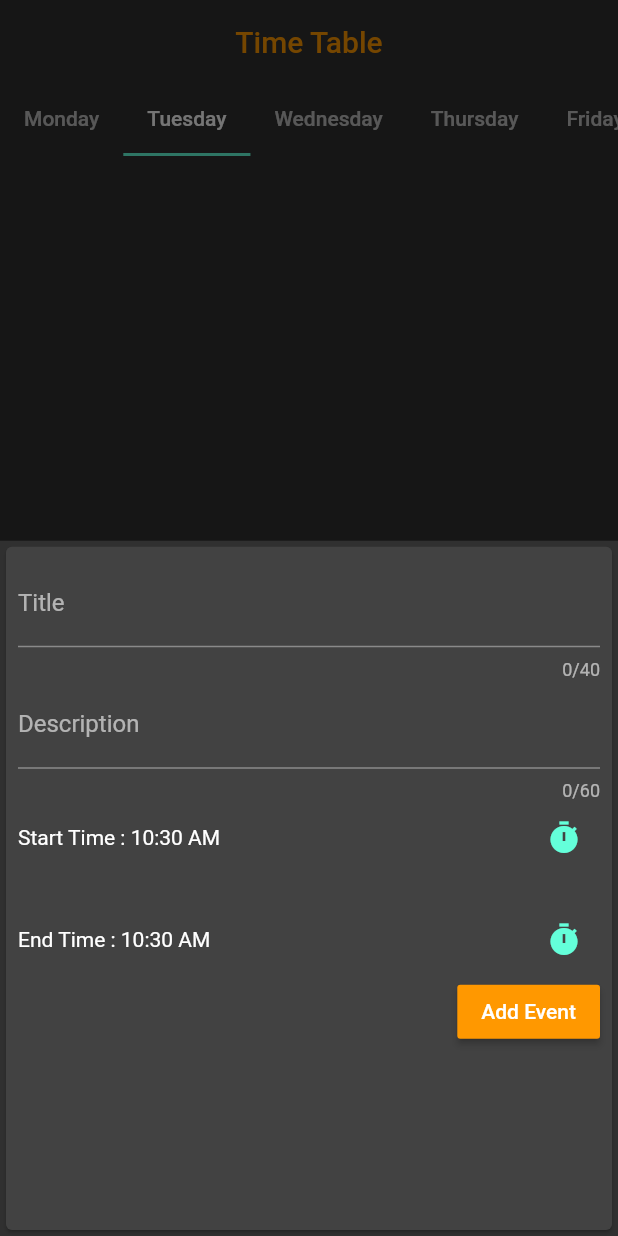
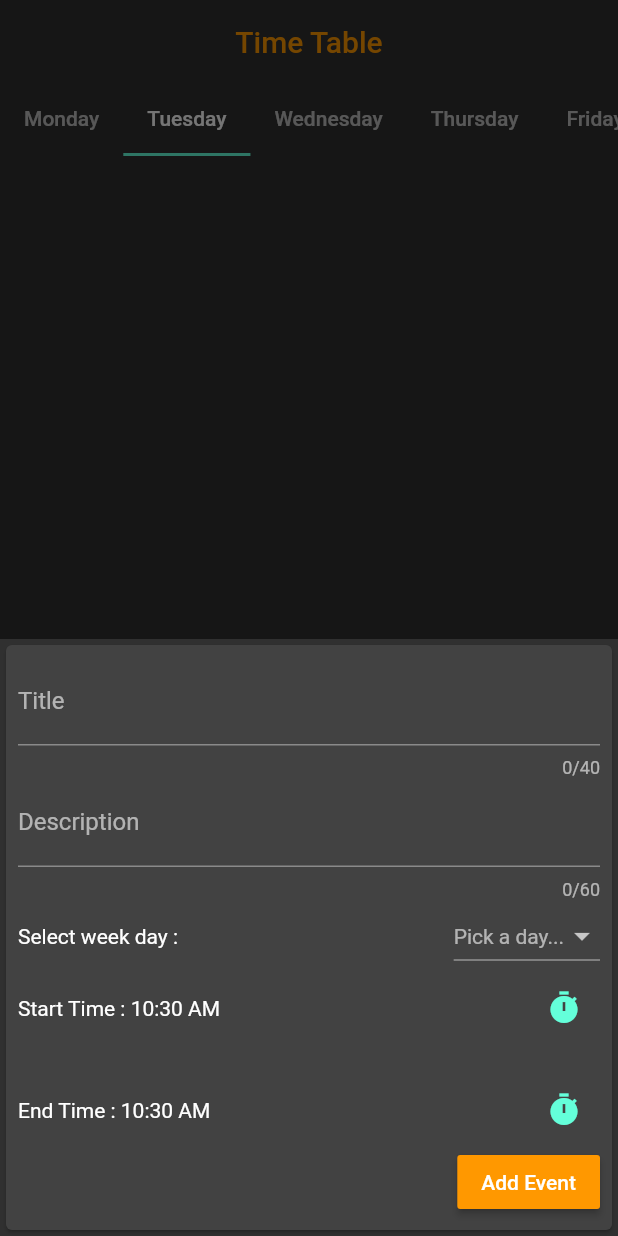
Before and after one commit to Raunakk02/time_table, a Flutter app: the screen it shows after launch, after a tap on the "note add" icon, on a phone screen of 412 x 824 dp. Run offline on Flutter 3.47's test engine with Material 2 defaults, Android fonts, the phone set to English and light mode, and no system bars; missing offline and left inert: android_alarm_manager.

Commit message:
added dropdown and moved floatingButton + Related logic to tabs_screen

```diff
--- a/lib/main.dart
+++ b/lib/main.dart
@@ -1,15 +1,27 @@
 import 'package:flutter/material.dart';
-import 'package:time_table/screens/event_details_screen.dart';
-import 'package:time_table/screens/tabs_screen.dart';
+import 'package:android_alarm_manager/android_alarm_manager.dart';
+import 'package:provider/provider.dart';
+import 'package:time_table/providers/events_provider.dart';
 
-void main() {
+import './screens/event_details_screen.dart';
+import './screens/tabs_screen.dart';
+
+void main() async {
+  WidgetsFlutterBinding.ensureInitialized();
+  await AndroidAlarmManager.initialize();
   runApp(MyApp());
 }
 
 class MyApp extends StatelessWidget {
   @override
   Widget build(BuildContext context) {
-    return MaterialApp(
+    return MultiProvider(
+      providers: [
+        ChangeNotifierProvider(
+          create: (_) => EventsProvider(),
+        ),
+      ],
+      child: MaterialApp(
         debugShowCheckedModeBanner: false,
         title: 'Time Table',
         color: Colors.orange,
@@ -27,8 +39,9 @@ class MyApp extends StatelessWidget {
         ),
         routes: {
           '/': (_) => TabsScreen(),
-        EventDetailsScreen.routeName : (_) => EventDetailsScreen(),
+          EventDetailsScreen.routeName: (_) => EventDetailsScreen(),
         },
+      ),
     );
   }
 }
--- a/lib/screens/tabs_screen.dart
+++ b/lib/screens/tabs_screen.dart
@@ -1,7 +1,9 @@
 import 'package:flutter/material.dart';
 import 'package:provider/provider.dart';
+import 'package:time_table/models/event.dart';
 import 'package:time_table/providers/events_provider.dart';
 import 'package:time_table/screens/weekday_events_screen.dart';
+import 'package:time_table/widgets/event_input.dart';
 
 class TabsScreen extends StatefulWidget {
   @override
@@ -9,7 +11,7 @@ class TabsScreen extends StatefulWidget {
 }
 
 class _TabsScreenState extends State<TabsScreen> {
-  final List<String> weekDay = [
+  final List<String> weekDays = [
     'Monday',
     'Tuesday',
     'Wednesday',
@@ -17,26 +19,68 @@ class _TabsScreenState extends State<TabsScreen> {
     'Friday',
     'Saturday',
   ];
+  var _init = false;
 
-  int currentWeekDay;
+  int todayWeekDay;
+  EventsProvider eventsProvider;
 
   @override
   void initState() {
     // TODO: implement initState
     super.initState();
-    currentWeekDay = DateTime.now().weekday;
+    todayWeekDay = DateTime.now().weekday;
+  }
+
+  @override
+  void didChangeDependencies() {
+    // TODO: implement didChangeDependencies
+    super.didChangeDependencies();
+    if (!_init) {
+      eventsProvider = Provider.of<EventsProvider>(context);
+      _init = false;
+    }
+  }
+
+  void _addWeekdayEvent(
+    String evTitle,
+    String evDescription,
+    String selectedWeekDay,
+    TimeOfDay evStartTime,
+    TimeOfDay evEndTime,
+  ) {
+    print(evTitle);
+    print(evDescription);
+    if (evTitle.isEmpty || evDescription.isEmpty) return;
+
+    setState(() {
+      eventsProvider.addEvent(
+        Event(
+          id: DateTime.now().toString(),
+          title: evTitle,
+          description: evDescription,
+          weekDay: selectedWeekDay,
+          startTime: evStartTime,
+          endTime: evEndTime,
+        ),
+      );
+    });
+
+    Navigator.of(context).pop();
+  }
+
+  void _openModalBottomSheet() {
+    showModalBottomSheet(
+      builder: (_) {
+        return EventInput(_addWeekdayEvent, weekDays);
+      },
+      context: context,
+    );
   }
 
   @override
   Widget build(BuildContext context) {
-    return MultiProvider(
-      providers: [
-        ChangeNotifierProvider(
-          create: (ctx) => EventsProvider(),
-        ),
-      ],
-      child: DefaultTabController(
-        initialIndex: currentWeekDay == 6 ? 0 : currentWeekDay - 1,
+    return DefaultTabController(
+      initialIndex: todayWeekDay == 6 ? 0 : todayWeekDay - 1,
       length: 6,
       child: Scaffold(
         appBar: AppBar(
@@ -51,36 +95,44 @@ class _TabsScreenState extends State<TabsScreen> {
             isScrollable: true,
             tabs: [
               Tab(
-                  child: Text(weekDay[0]),
+                child: Text(weekDays[0]),
               ),
               Tab(
-                  child: Text(weekDay[1]),
+                child: Text(weekDays[1]),
               ),
               Tab(
-                  child: Text(weekDay[2]),
+                child: Text(weekDays[2]),
               ),
               Tab(
-                  child: Text(weekDay[3]),
+                child: Text(weekDays[3]),
               ),
               Tab(
-                  child: Text(weekDay[4]),
+                child: Text(weekDays[4]),
               ),
               Tab(
-                  child: Text(weekDay[5]),
+                child: Text(weekDays[5]),
               ),
             ],
           ),
         ),
         body: TabBarView(
           children: [
-              WeekdayEventsScreen(weekDay[0]),
-              WeekdayEventsScreen(weekDay[1]),
-              WeekdayEventsScreen(weekDay[2]),
-              WeekdayEventsScreen(weekDay[3]),
-              WeekdayEventsScreen(weekDay[4]),
-              WeekdayEventsScreen(weekDay[5]),
+            WeekdayEventsScreen(weekDays[0]),
+            WeekdayEventsScreen(weekDays[1]),
+            WeekdayEventsScreen(weekDays[2]),
+            WeekdayEventsScreen(weekDays[3]),
+            WeekdayEventsScreen(weekDays[4]),
+            WeekdayEventsScreen(weekDays[5]),
           ],
         ),
+        floatingActionButton: FloatingActionButton(
+          onPressed: _openModalBottomSheet,
+          child: Icon(
+            Icons.note_add_rounded,
+            size: 30,
+          ),
+          backgroundColor: Colors.orange,
+          foregroundColor: Colors.white,
         ),
       ),
     );
--- a/lib/screens/weekday_events_screen.dart
+++ b/lib/screens/weekday_events_screen.dart
@@ -1,7 +1,6 @@
 import 'package:flutter/material.dart';
 import 'package:provider/provider.dart';
 import 'package:time_table/providers/events_provider.dart';
-import 'package:time_table/widgets/event_input.dart';
 
 import '../models/event.dart';
 import '../widgets/event_card.dart';
@@ -33,41 +32,6 @@ class _WeekdayEventsScreenState extends State<WeekdayEventsScreen> {
     }
   }
 
-  void _addWeekdayEvent(
-    String evTitle,
-    String evDescription,
-    TimeOfDay evStartTime,
-    TimeOfDay evEndTime,
-  ) {
-    print(evTitle);
-    print(evDescription);
-    if (evTitle.isEmpty || evDescription.isEmpty) return;
-
-    setState(() {
-      eventsProvider.addEvent(
-        Event(
-          id: DateTime.now().toString(),
-          title: evTitle,
-          description: evDescription,
-          weekDay: widget.weekDayText,
-          startTime: evStartTime,
-          endTime: evEndTime,
-        ),
-      );
-    });
-
-    Navigator.of(context).pop();
-  }
-
-  void _openModalBottomSheet() {
-    showModalBottomSheet(
-      builder: (_) {
-        return EventInput(_addWeekdayEvent);
-      },
-      context: context,
-    );
-  }
-
   @override
   Widget build(BuildContext context) {
     weekDayEventsList =
@@ -82,15 +46,6 @@ class _WeekdayEventsScreenState extends State<WeekdayEventsScreen> {
           );
         },
       ),
-      floatingActionButton: FloatingActionButton(
-        onPressed: _openModalBottomSheet,
-        child: Icon(
-          Icons.note_add_rounded,
-          size: 30,
-        ),
-        backgroundColor: Colors.orange,
-        foregroundColor: Colors.white,
-      ),
     );
   }
 }
--- a/lib/widgets/event_input.dart
+++ b/lib/widgets/event_input.dart
@@ -4,11 +4,14 @@ class EventInput extends StatefulWidget {
   final void Function(
     String evTitle,
     String evDescription,
+    String selectedWeekDay,
     TimeOfDay evStartTime,
     TimeOfDay evEndTime,
   ) addNewEvent;
 
-  EventInput(this.addNewEvent);
+  final List<String> weekDays;
+
+  EventInput(this.addNewEvent, this.weekDays);
 
   @override
   _EventInputState createState() => _EventInputState();
@@ -17,6 +20,7 @@ class EventInput extends StatefulWidget {
 class _EventInputState extends State<EventInput> {
   final titleController = TextEditingController();
   final descriptionController = TextEditingController();
+  String selectedWeekDay;
   TimeOfDay startTime;
   TimeOfDay endTime;
 
@@ -58,72 +62,93 @@ class _EventInputState extends State<EventInput> {
     }
   }
 
-  @override
-  Widget build(BuildContext context) {
-    return Card(
-      child: Padding(
-        padding: const EdgeInsets.all(8.0),
-        child: Column(
-          crossAxisAlignment: CrossAxisAlignment.end,
-          children: [
-            TextField(
-              decoration: InputDecoration(labelText: 'Title'),
-              maxLength: 40,
+  TextStyle labelTextStyle() {
+    return TextStyle(
+      color: Colors.white,
+    );
+  }
+
+  DropdownMenuItem _buildDropdownMenuItem(int weekDayIndex) {
+    return DropdownMenuItem(
+      child: Text(widget.weekDays[weekDayIndex]),
+      value: widget.weekDays[weekDayIndex],
+    );
+  }
+
+  TextField _buildTextField(
+      String label, int length, bool enableNext, TextEditingController tec) {
+    return TextField(
+      decoration: InputDecoration(labelText: label),
+      maxLength: length,
       maxLengthEnforced: true,
-              textInputAction: TextInputAction.next,
-              style: TextStyle(
-                color: Colors.white,
-              ),
-              controller: titleController,
-            ),
-            TextField(
-              decoration: InputDecoration(labelText: 'Description'),
-              style: TextStyle(
-                color: Colors.white,
-              ),
-              maxLength: 60,
-              maxLengthEnforced: true,
-              controller: descriptionController,
-            ),
-            Row(
+      textInputAction: enableNext ? TextInputAction.next : TextInputAction.done,
+      style: labelTextStyle(),
+      controller: tec,
+    );
+  }
+
+  Row _buildSelectTimeRow(
+      String label, TimeOfDay time, Function selectTimeFunc) {
+    return Row(
       children: [
         Text(
-                  'Start Time : ${startTime.format(context)}',
-                  style: TextStyle(
-                    color: Colors.white,
-                  ),
+          '$label Time : ${time.format(context)}',
+          style: labelTextStyle(),
         ),
         Spacer(),
         IconButton(
           icon: Icon(Icons.timer),
           color: Theme.of(context).accentColor,
           onPressed: () {
-                    selectStartTime();
+            selectTimeFunc();
           },
         )
       ],
-            ),
-            SizedBox(
-              height: 20,
-            ),
+    );
+  }
+
+  @override
+  Widget build(BuildContext context) {
+    return Card(
+      child: Padding(
+        padding: const EdgeInsets.all(8.0),
+        child: SingleChildScrollView(
+          child: Column(
+            crossAxisAlignment: CrossAxisAlignment.end,
+            children: [
+              _buildTextField('Title', 40, true, titleController),
+              _buildTextField('Description', 60, true, descriptionController),
               Row(
                 children: [
                   Text(
-                  'End Time : ${endTime.format(context)}',
-                  style: TextStyle(
-                    color: Colors.white,
-                  ),
+                    'Select week day : ',
+                    style: labelTextStyle(),
                   ),
                   Spacer(),
-                IconButton(
-                  icon: Icon(Icons.timer),
-                  color: Theme.of(context).accentColor,
-                  onPressed: () {
-                    selectEndTime();
+                  DropdownButton(
+                    onChanged: (chosenWeekDay) {
+                      setState(() {
+                        selectedWeekDay = chosenWeekDay;
+                      });
+                      print('selected: $selectedWeekDay');
                     },
-                )
+                    hint: Text('Pick a day...'),
+                    value: selectedWeekDay,
+                    style: labelTextStyle(),
+                    items: [
+                      _buildDropdownMenuItem(0),
+                      _buildDropdownMenuItem(1),
+                      _buildDropdownMenuItem(2),
+                      _buildDropdownMenuItem(3),
+                      _buildDropdownMenuItem(4),
+                      _buildDropdownMenuItem(5),
                     ],
                   ),
+                ],
+              ),
+              _buildSelectTimeRow('Start', startTime, selectStartTime),
+              SizedBox(height: 20),
+              _buildSelectTimeRow('End', endTime, selectEndTime),
               RaisedButton(
                 child: Text('Add Event'),
                 color: Theme.of(context).textTheme.headline6.color,
@@ -131,6 +156,7 @@ class _EventInputState extends State<EventInput> {
                   widget.addNewEvent(
                     titleController.text,
                     descriptionController.text,
+                    selectedWeekDay,
                     startTime,
                     endTime,
                   );
@@ -139,6 +165,7 @@ class _EventInputState extends State<EventInput> {
             ],
           ),
         ),
+      ),
     );
   }
 }
```
Lines whose indentation alone changed are shown as unchanged.
